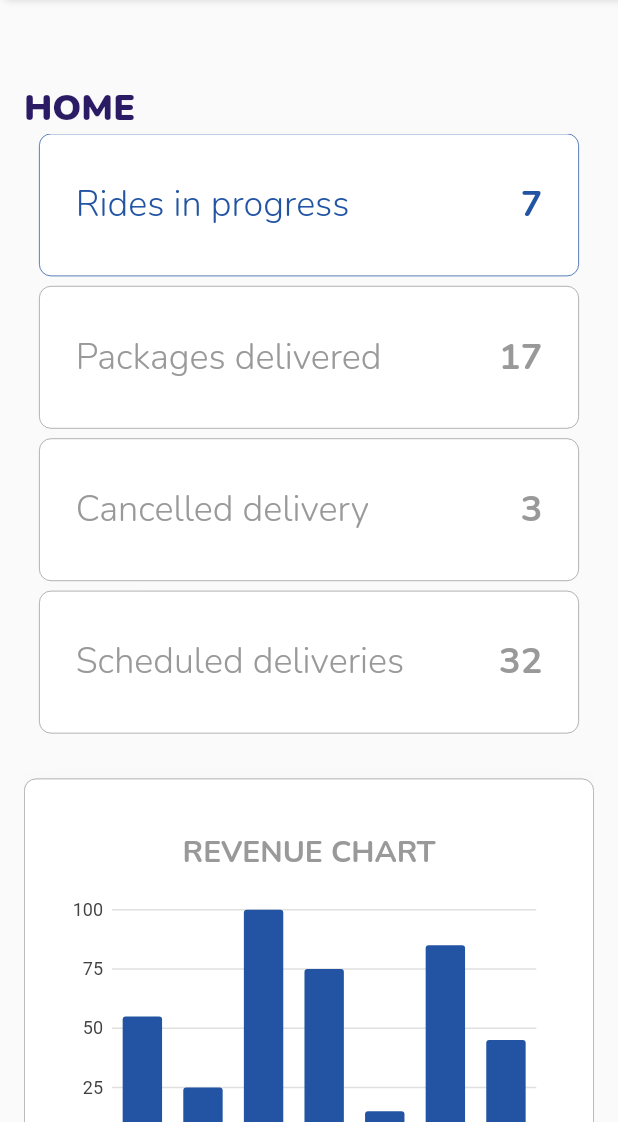
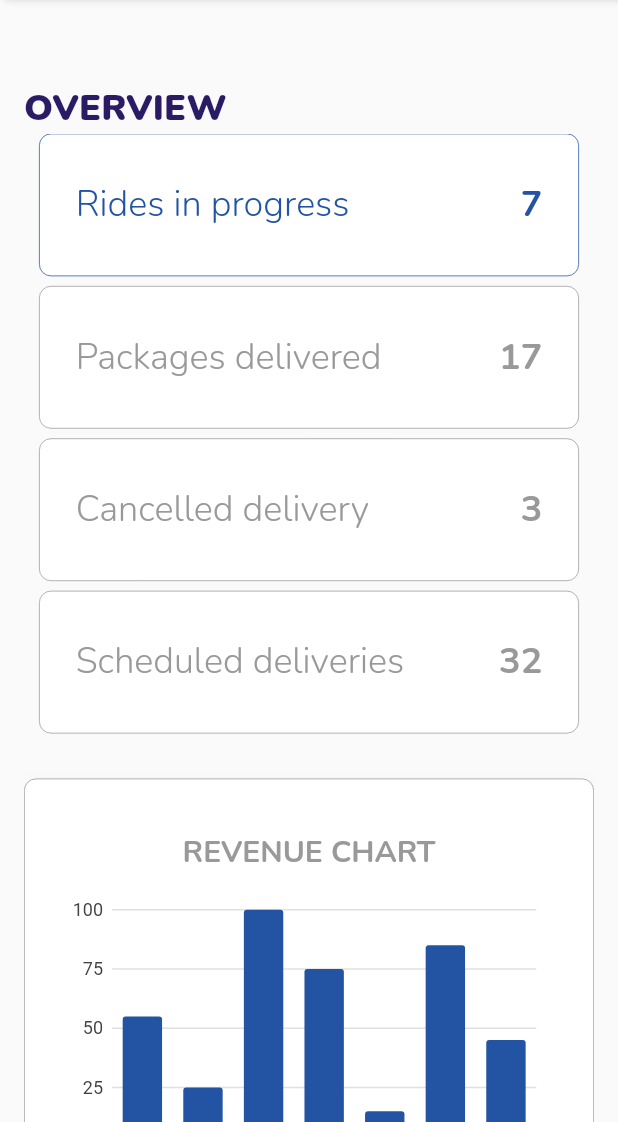
Before and after one commit to musahibrahimali/dynasty.admin.panel, a Flutter app: the screen it shows after launch, on a phone screen of 412 x 824 dp, the part 114-1236 px from its top. Run offline on Flutter 3.47's test engine with Material 2 defaults, Android fonts, the phone set to English and light mode, and no system bars; drawn by our look-alikes of badges; our stand-ins replace charts_flutter, data_table_2, get, google_fonts.

```diff
--- a/lib/pages/home/home_page.dart
+++ b/lib/pages/home/home_page.dart
@@ -19,7 +19,7 @@ class HomePage extends StatelessWidget {
                   top: ResponsiveWidget.isSmallScreen(context) ? 56.0 : 8.0,
                 ),
                 child: CustomText(
-                  text: menuController.activeItem.value.toUpperCase(),
+                  text: "Overview".toUpperCase(),
                   size: 24.0,
                   weight: FontWeight.w900,
                   color: BrandColors.kColorDarkBlue,
```
